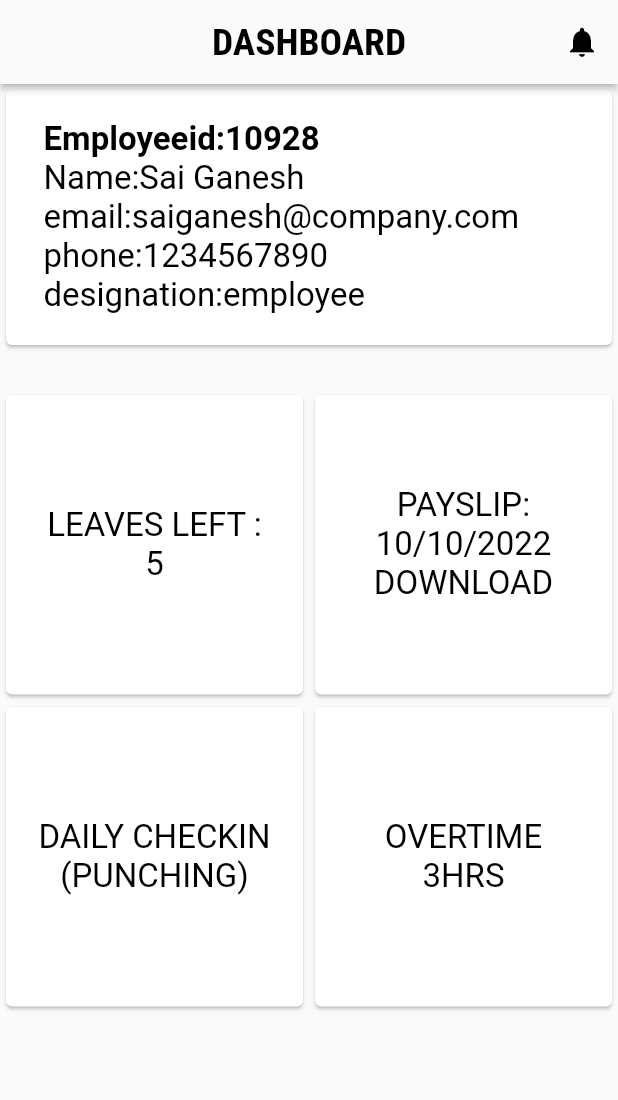
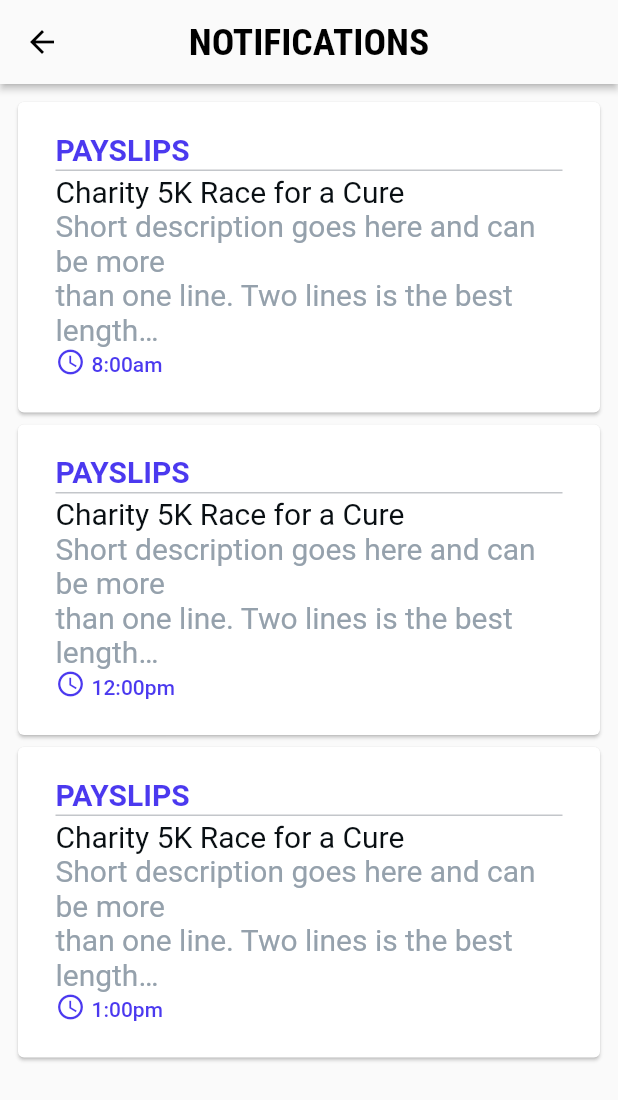
Before and after one commit to suraj20028/HRMS-APP, a Flutter app: the screen it shows after launch, after a tap on the "notifications" icon, on a phone screen of 412 x 824 dp. Shown: the top 1100 px of the screen. Run offline on Flutter 3.47's test engine with Material 2 defaults, Android fonts, the phone set to English and light mode, and no system bars; our stand-ins replace get; Roboto replaces fonts that are missing (Lexend Deca, Roboto Condensed).

Commit message:
notification

```diff
--- a/lib/Home.dart
+++ b/lib/Home.dart
@@ -1,4 +1,6 @@
 import 'package:flutter/material.dart';
+import 'package:get/get.dart';
+import 'Notifications.dart';
 
 class HomePage extends StatelessWidget {
   const HomePage({Key? key}) : super(key: key);
@@ -23,7 +25,10 @@ class HomePage extends StatelessWidget {
         elevation: 2,
         actions: [
           IconButton(
-              onPressed: () {},
+              onPressed: () {
+                Navigator.push(context,
+                    MaterialPageRoute(builder: (context) => const notify()));
+              },
               icon: Icon(
                 Icons.notifications,
                 color: Theme.of(context).iconTheme.color,
--- /dev/null
+++ b/lib/Notifications.dart
@@ -0,0 +1,123 @@
+import 'package:flutter/material.dart';
+import 'package:hrms/main.dart';
+import 'Home.dart';
+
+class notify extends StatefulWidget {
+  const notify({Key? key}) : super(key: key);
+
+  @override
+  State<notify> createState() => _notifyState();
+}
+
+class _notifyState extends State<notify> {
+  final List<String> time = <String>['8:00am', '12:00pm', '1:00pm'];
+  @override
+  Widget build(BuildContext context) {
+    return Scaffold(
+      appBar: AppBar(
+        backgroundColor: Color(0xFFFAFAFA),
+        automaticallyImplyLeading: false,
+        title: Text(
+          'NOTIFICATIONS',
+          textAlign: TextAlign.center,
+          style: TextStyle(
+            fontFamily: 'Roboto Condensed',
+            color: Colors.black,
+            fontSize: 25,
+            fontWeight: FontWeight.w800,
+          ),
+        ),
+        centerTitle: true,
+        elevation: 2,
+        leading: IconButton(
+          onPressed: () {
+            Navigator.push(
+                context, MaterialPageRoute(builder: (context) => const Home()));
+          },
+          icon: Icon(
+            Icons.arrow_back,
+            color: Theme.of(context).iconTheme.color,
+          ),
+        ),
+      ),
+      body: SafeArea(
+        child: ListView.builder(
+          padding: const EdgeInsets.all(8),
+          itemCount: 3,
+          itemBuilder: (BuildContext context, int index) {
+            return Card(
+              child: Padding(
+                padding: const EdgeInsets.symmetric(
+                    vertical: 20.0, horizontal: 25.0),
+                child: Column(
+                  mainAxisSize: MainAxisSize.min,
+                  crossAxisAlignment: CrossAxisAlignment.start,
+                  children: [
+                    Text(
+                      'PAYSLIPS',
+                      style: TextStyle(
+                        color: Color(0xFF4B39EF),
+                        fontSize: 20,
+                        fontWeight: FontWeight.bold,
+                      ),
+                    ),
+                    Container(
+                      width: MediaQuery.of(context).size.width * 0.85,
+                      height: 1,
+                      decoration: BoxDecoration(
+                        color: Color.fromARGB(255, 195, 198, 202),
+                      ),
+                      margin: EdgeInsets.fromLTRB(0, 2, 0, 2),
+                    ),
+                    Text(
+                      'Charity 5K Race for a Cure',
+                      style: TextStyle(
+                        fontFamily: 'Lexend Deca',
+                        color: Color(0xFF090F13),
+                        fontSize: 20,
+                      ),
+                    ),
+                    Text(
+                      'Short description goes here and can be more\nthan one line. Two lines is the best length… ',
+                      style: TextStyle(
+                        fontFamily: 'Lexend Deca',
+                        color: Color(0xFF95A1AC),
+                        fontSize: 20,
+                        fontWeight: FontWeight.normal,
+                      ),
+                    ),
+                    Row(
+                      mainAxisSize: MainAxisSize.max,
+                      children: [
+                        Padding(
+                          padding: EdgeInsetsDirectional.fromSTEB(0, 0, 0, 4),
+                          child: Icon(
+                            Icons.schedule,
+                            color: Color(0xFF4B39EF),
+                            size: 20,
+                          ),
+                        ),
+                        Padding(
+                          padding: EdgeInsetsDirectional.fromSTEB(4, 0, 0, 0),
+                          child: Text(
+                            '${time[index]}',
+                            style: TextStyle(
+                              fontFamily: 'Lexend Deca',
+                              color: Color(0xFF4B39EF),
+                              fontSize: 14,
+                              fontWeight: FontWeight.w500,
+                            ),
+                          ),
+                        ),
+                      ],
+                    ),
+                  ],
+                ),
+              ),
+            );
+          },
+        ),
+      ),
+    );
+  }
+}
--- a/lib/main.dart
+++ b/lib/main.dart
@@ -23,11 +23,13 @@ class _HomeState extends State<Home> {
           backgroundColor: Color.fromARGB(255, 50, 53, 57),
           brightness: Brightness.light,
           textTheme: TextTheme(
-              bodyText2: TextStyle(
-                color: Colors.black,
-                fontSize: 22,
-              ),
-              bodyText1: TextStyle(color: Colors.black)),
+            bodyText2: TextStyle(
+              color: Colors.black,
+              fontSize: 22,
+            ),
+            bodyText1: TextStyle(color: Colors.black),
+            subtitle1: TextStyle(color: Color(0xFF4B39EF)),
+          ),
           appBarTheme:
               AppBarTheme(backgroundColor: Color.fromARGB(255, 0, 91, 195))),
       debugShowCheckedModeBanner: false,
```
